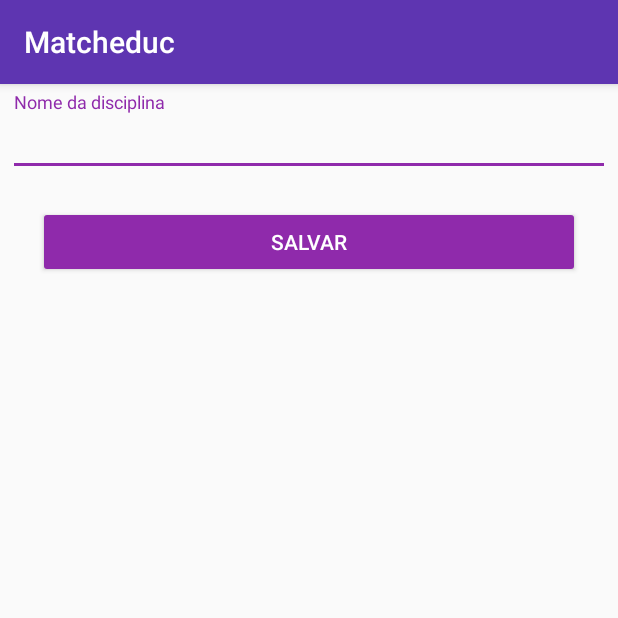
After one commit to raphaelframos/matcheduc, an Android app: the NewUnitActivity screen opened directly, with no data from a screen before it, on a phone screen of 412 x 824 dp, the top half of it. The commit adds this screen. Run offline under Robolectric (Android 15) with nearby library versions, the phone set to English and light mode, and no system bars.

Commit message:
Tela de criar disciplina criada

```diff
--- a/app/src/main/AndroidManifest.xml
+++ b/app/src/main/AndroidManifest.xml
@@ -2,7 +2,7 @@
 <manifest xmlns:android="http://schemas.android.com/apk/res/android"
     package="powellapps.matcheduc">
 
-    <uses-permission android:name="android.permission.INTERNET"></uses-permission>
+    <uses-permission android:name="android.permission.INTERNET" />
 
     <application
         android:allowBackup="true"
@@ -11,6 +11,7 @@
         android:roundIcon="@mipmap/ic_launcher_round"
         android:supportsRtl="true"
         android:theme="@style/AppTheme">
+        <activity android:name=".NewUnitActivity"></activity>
         <activity
             android:name=".MainActivity"
             android:label="@string/app_name">
--- /dev/null
+++ b/app/src/main/java/powellapps/matcheduc/NewUnitActivity.kt
@@ -0,0 +1,12 @@
+package powellapps.matcheduc
+
+import androidx.appcompat.app.AppCompatActivity
+import android.os.Bundle
+
+class NewUnitActivity : AppCompatActivity() {
+
+    override fun onCreate(savedInstanceState: Bundle?) {
+        super.onCreate(savedInstanceState)
+        setContentView(R.layout.activity_new_unit)
+    }
+}
--- a/app/src/main/java/powellapps/matcheduc/ui/profile/ProfileFragment.kt
+++ b/app/src/main/java/powellapps/matcheduc/ui/profile/ProfileFragment.kt
@@ -1,5 +1,6 @@
 package powellapps.matcheduc.ui.profile
 
+import android.content.Intent
 import android.os.Bundle
 import androidx.fragment.app.Fragment
 import android.view.LayoutInflater
@@ -8,6 +9,8 @@ import android.view.ViewGroup
 import android.widget.ArrayAdapter
 import coil.api.load
 import coil.transform.CircleCropTransformation
+import kotlinx.android.synthetic.main.fragment_profile.*
+import powellapps.matcheduc.NewUnitActivity
 import powellapps.matcheduc.R
 import powellapps.matcheduc.databinding.FragmentProfileBinding
 import powellapps.matcheduc.model.Unit
@@ -29,7 +32,7 @@ class ProfileFragment : Fragment() {
         }
         binding.textViewName.setText("Girafales")
         binding.textViewSchool.setText("Instituto Federal Fluminense")
-        var u1 = Unit("Portugues")
+        var u1 = Unit("Língua Portuguesa")
         var u2 = Unit("Redação")
         var u3 = Unit("Literatura")
         var units = arrayListOf<Unit>()
@@ -38,6 +41,10 @@ class ProfileFragment : Fragment() {
         units.add(u3)
         var adapter = context?.let { ArrayAdapter(it, android.R.layout.simple_list_item_1, units) }
         binding.listViewUnits.adapter = adapter
+
+        binding.floatingActionButtonNew.setOnClickListener {
+            startActivity(Intent(activity, NewUnitActivity::class.java))
+        }
         return binding.root
     }
 
--- /dev/null
+++ b/app/src/main/res/layout/activity_new_unit.xml
@@ -0,0 +1,26 @@
+<?xml version="1.0" encoding="utf-8"?>
+<LinearLayout xmlns:android="http://schemas.android.com/apk/res/android"
+    xmlns:app="http://schemas.android.com/apk/res-auto"
+    xmlns:tools="http://schemas.android.com/tools"
+    android:layout_width="match_parent"
+    android:layout_height="match_parent"
+    android:layout_margin="5dp"
+    android:orientation="vertical"
+    tools:context=".NewUnitActivity">
+
+    <com.google.android.material.textfield.TextInputLayout
+        android:layout_width="match_parent"
+        android:layout_height="wrap_content">
+
+        <com.google.android.material.textfield.TextInputEditText
+            android:layout_width="match_parent"
+            android:layout_height="wrap_content"
+            android:hint="@string/nome_da_disciplina" />
+
+    </com.google.android.material.textfield.TextInputLayout>
+
+    <Button
+        android:id="@+id/buttonSalvarDisciplina"
+        style="@style/ButtonPrimary"
+        android:text="@string/salvar" />
+</LinearLayout>
--- a/app/src/main/res/layout/fragment_profile.xml
+++ b/app/src/main/res/layout/fragment_profile.xml
@@ -65,7 +65,7 @@
         </ListView>
 
         <com.google.android.material.floatingactionbutton.FloatingActionButton
-            android:id="@+id/floatingActionButton"
+            android:id="@+id/floatingActionButtonNew"
             android:layout_width="wrap_content"
             android:layout_height="wrap_content"
             android:layout_gravity="bottom|right"
--- a/app/src/main/res/values/strings.xml
+++ b/app/src/main/res/values/strings.xml
@@ -8,4 +8,6 @@
     <string name="hello_blank_fragment">Hello blank fragment</string>
     <string name="match">Match</string>
     <string name="perfil">Perfil</string>
+    <string name="salvar">Salvar</string>
+    <string name="nome_da_disciplina">Nome da disciplina</string>
 </resources>
--- a/app/src/main/res/values/styles.xml
+++ b/app/src/main/res/values/styles.xml
@@ -8,4 +8,10 @@
         <item name="colorAccent">@color/colorAccent</item>
     </style>
 
+    <style name="ButtonPrimary" parent="Widget.AppCompat.Button.Colored">
+        <item name="android:layout_margin">20dp</item>
+        <item name="android:layout_width">match_parent</item>
+        <item name="android:layout_height">wrap_content</item>
+    </style>
+
 </resources>
```
